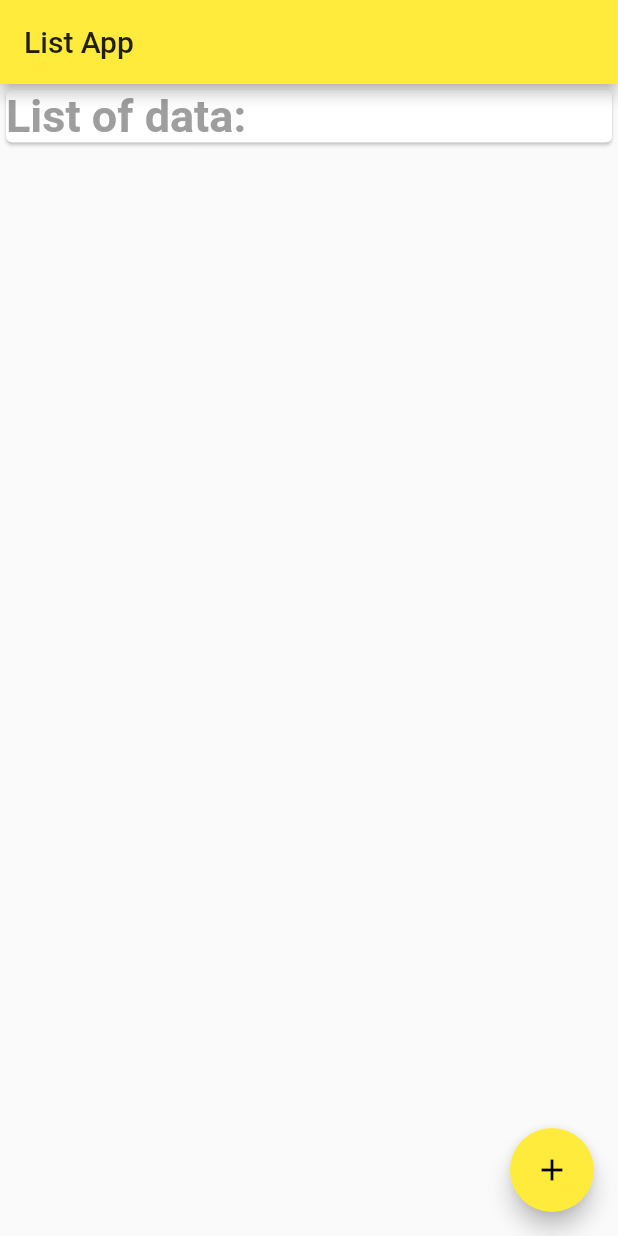
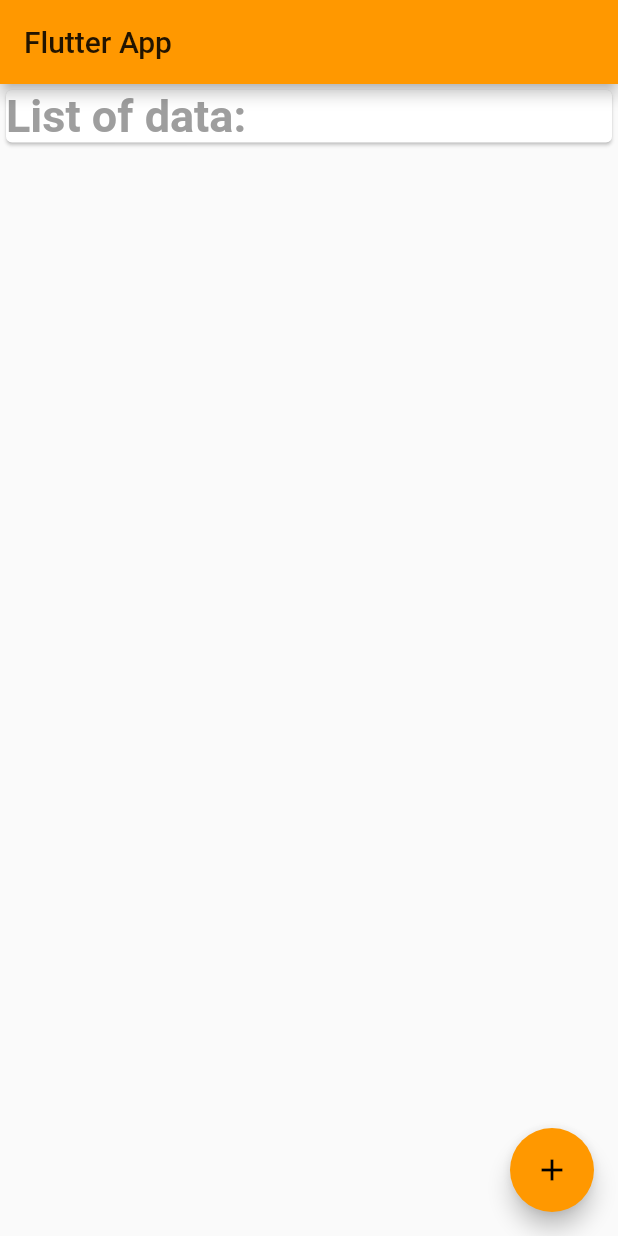
Before and after one commit to Anna-Myzukina/Bootcamp-flutter, a Flutter app: the screen it shows after launch, on a phone screen of 412 x 824 dp. Run offline on Flutter 3.47's test engine with Material 2 defaults, Android fonts, the phone set to English and light mode, and no system bars; our stand-ins replace font_awesome_flutter, geolocator, responsive_builder.

```diff
--- a/list_app/lib/main.dart
+++ b/list_app/lib/main.dart
@@ -1,7 +1,4 @@
 import 'package:flutter/material.dart';
-import 'package:flutter/src/widgets/container.dart';
-import 'package:flutter/src/widgets/container.dart';
-//import 'package:list_app/listData.dart';
 
 void main() {
   runApp(MyApp());
@@ -13,7 +10,7 @@ class MyApp extends StatelessWidget {
     return MaterialApp(
       title: 'List App Demo',
       theme: ThemeData(
-        primarySwatch: Colors.yellow,
+        primarySwatch: Colors.orange,
         visualDensity: VisualDensity.adaptivePlatformDensity,
       ),
       home: MyHomePage(),
@@ -50,7 +47,7 @@ class _MyHomePageState extends State<MyHomePage> {
   Widget build(BuildContext context) {
     return Scaffold(
       appBar: AppBar(
-        title: Text('List App'),
+        title: Text('Flutter App'),
       ),
       body: SafeArea(
         child: Center(
```
Also changed, not shown: tik_tok/lib/main.dart (+4 -4 lines), list_app/screen.PNG (added).
